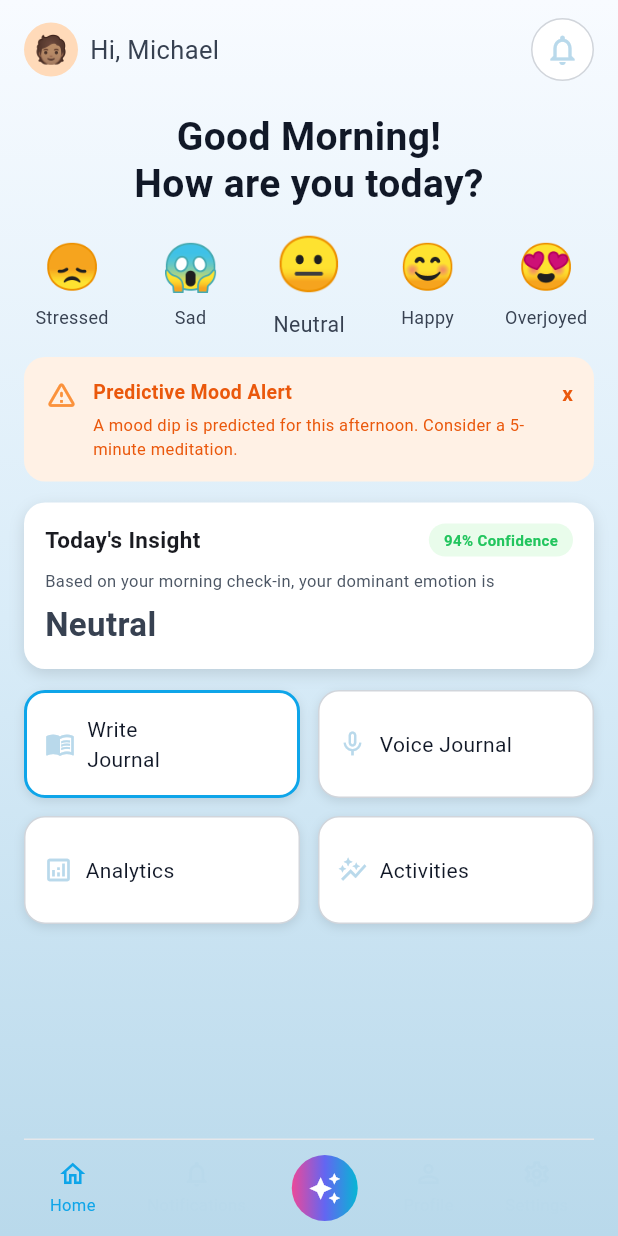
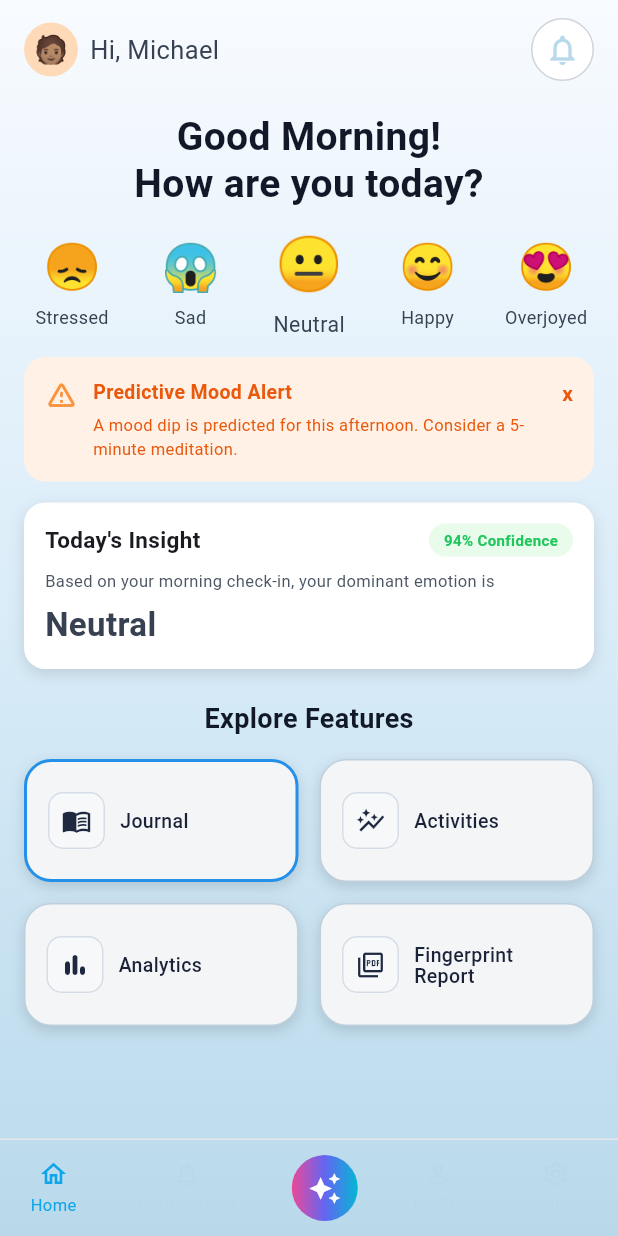
Before and after one commit to ghsenu/Mind-Print, a Flutter app: the HomeScreen screen opened by its route, on a phone screen of 412 x 824 dp. Run offline on Flutter 3.47's test engine with Material 3 defaults, Android fonts, the phone set to English and light mode, and no system bars; our stand-ins replace cloud_firestore, firebase_auth, firebase_core, flutter_dotenv, flutter_riverpod, google_sign_in and 1 more; accounts and stored records are empty.

```diff
--- a/lib/app/router.dart
+++ b/lib/app/router.dart
@@ -13,6 +13,7 @@ import 'package:mind_print/features/auth/screens/signup_screen.dart';
 import 'package:mind_print/features/auth/screens/splash_screen.dart';
 import 'package:mind_print/features/coping/screens/toolkit_screen.dart';
 import 'package:mind_print/features/home/screens/home_screen.dart';
+import 'package:mind_print/features/journal/screens/emotion_result_screen.dart';
 import 'package:mind_print/features/journal/screens/journal_tab.dart';
 import 'package:mind_print/features/notifications/screens/notification_screen.dart';
 import 'package:mind_print/features/reports/screens/export_screen.dart';
@@ -40,6 +41,7 @@ final Map<String, WidgetBuilder> appRoutes = <String, WidgetBuilder>{
   AppRoutes.home: (_) => const HomeScreen(),
   AppRoutes.notifications: (_) => const NotificationScreen(),
   AppRoutes.journal: (_) => const JournalTab(),
+  AppRoutes.emotionResult: (_) => const EmotionResultScreen(),
   AppRoutes.analytics: (_) => const AnalyticsTab(),
   AppRoutes.coping: (_) => const ToolkitScreen(),
   AppRoutes.reports: (_) => const ExportScreen(),
--- a/lib/features/auth/screens/congratulations_screen.dart
+++ b/lib/features/auth/screens/congratulations_screen.dart
@@ -57,7 +57,7 @@ class CongratulationsScreen extends StatelessWidget {
                     ),
                     const SizedBox(height: 18),
                     const Text(
-                      "We've sent you a verification email, please\ncheck your inbox and follow the instructions\nto verify your account.",
+                      "We've successfully verified your phone number\nand your account is now ready to use.",
                       textAlign: TextAlign.center,
                       style: TextStyle(
                         fontSize: 15,
@@ -87,7 +87,7 @@ class CongratulationsScreen extends StatelessWidget {
                         AppRoutes.biometricsPrivacy,
                       ),
                   child: const Text(
-                    'Sign in here',
+                    'Continue',
                     style: TextStyle(
                       fontSize: 16,
                       fontWeight: FontWeight.w700,
--- a/lib/features/home/screens/home_screen.dart
+++ b/lib/features/home/screens/home_screen.dart
@@ -62,7 +62,10 @@ class _HomeScreenState extends State<HomeScreen> {
               ],
             ),
           ),
-          child: Padding(
+          child: Column(
+            children: <Widget>[
+              Expanded(
+                child: SingleChildScrollView(
                   padding: const EdgeInsets.symmetric(horizontal: 16),
                   child: Column(
                     children: <Widget>[
@@ -273,15 +276,23 @@ class _HomeScreenState extends State<HomeScreen> {
                     ],
                   ),
                 ),
+                const SizedBox(height: 20),
+                const Text(
+                  'Explore Features',
+                  style: TextStyle(
+                    fontSize: 18,
+                    fontWeight: FontWeight.w700,
+                    color: Color(0xFF111827),
+                  ),
+                ),
                 const SizedBox(height: 14),
                 Row(
                   children: <Widget>[
                     Expanded(
-                      child: _actionCard(
-                        Icons.menu_book_outlined,
-                        'Write\nJournal',
-                        iconColor: softBlueIcon,
-                        selected: true,
+                      child: _CategoryCard(
+                        icon: Icons.menu_book_outlined,
+                        title: 'Journal',
+                        isSelected: true,
                         onTap: () {
                           Navigator.push(
                             context,
@@ -292,45 +303,47 @@ class _HomeScreenState extends State<HomeScreen> {
                         },
                       ),
                     ),
-                    const SizedBox(width: 12),
+                    const SizedBox(width: 14),
                     Expanded(
-                      child: _actionCard(
-                        Icons.mic_none,
-                        'Voice Journal',
-                        iconColor: softBlueIcon,
+                      child: _CategoryCard(
+                        icon: Icons.auto_graph_outlined,
+                        title: 'Activities',
                         onTap: () {
-                          Navigator.push(
-                            context,
-                            MaterialPageRoute(
-                              builder: (context) => const VoiceJournalScreen(),
-                            ),
-                          );
+                          Navigator.pushNamed(context, AppRoutes.coping);
                         },
                       ),
                     ),
                   ],
                 ),
-                const SizedBox(height: 12),
+                const SizedBox(height: 14),
                 Row(
                   children: <Widget>[
                     Expanded(
-                      child: _actionCard(
-                        Icons.analytics_outlined,
-                        'Analytics',
-                        iconColor: softBlueIcon,
+                      child: _CategoryCard(
+                        icon: Icons.bar_chart_rounded,
+                        title: 'Analytics',
+                        onTap: () {
+                          Navigator.pushNamed(context, AppRoutes.analytics);
+                        },
                       ),
                     ),
-                    const SizedBox(width: 12),
+                    const SizedBox(width: 14),
                     Expanded(
-                      child: _actionCard(
-                        Icons.auto_graph_outlined,
-                        'Activities',
-                        iconColor: softBlueIcon,
+                      child: _CategoryCard(
+                        icon: Icons.picture_as_pdf_outlined,
+                        title: 'Fingerprint\nReport',
+                        onTap: () {
+                          Navigator.pushNamed(context, AppRoutes.reports);
+                        },
                       ),
                     ),
                   ],
                 ),
-                const Spacer(),
+                const SizedBox(height: 32),
+                    ],
+                  ),
+                ),
+              ),
               Container(
                 padding: const EdgeInsets.symmetric(vertical: 10),
                 decoration: const BoxDecoration(
@@ -364,45 +377,76 @@ class _HomeScreenState extends State<HomeScreen> {
           ),
         ),
       ),
-      ),
     );
   }
+}
 
-  Widget _actionCard(
-    IconData icon,
-    String title, {
-    bool selected = false,
-    Color iconColor = const Color(0xFF111827),
-    VoidCallback? onTap,
-  }) {
+class _CategoryCard extends StatelessWidget {
+  const _CategoryCard({
+    required this.icon,
+    required this.title,
+    required this.onTap,
+    this.isSelected = false,
+  });
+
+  final IconData icon;
+  final String title;
+  final VoidCallback onTap;
+  final bool isSelected;
+
+  @override
+  Widget build(BuildContext context) {
     return InkWell(
       onTap: onTap,
-      borderRadius: BorderRadius.circular(14),
+      borderRadius: BorderRadius.circular(18),
       child: Container(
-        height: 72,
-        padding: const EdgeInsets.symmetric(horizontal: 12),
+        padding: const EdgeInsets.symmetric(horizontal: 14, vertical: 12),
+        height: 82,
         decoration: BoxDecoration(
-          color: Colors.white,
-          borderRadius: BorderRadius.circular(14),
+          color: const Color(0xFFF4F5F7),
+          borderRadius: BorderRadius.circular(18),
           border: Border.all(
-            color: selected ? const Color(0xFF0EA5E9) : const Color(0xFFD1D5DB),
-            width: selected ? 2 : 1,
+            color: isSelected ? const Color(0xFF2490E8) : const Color(0xFFBFD0DC),
+            width: isSelected ? 2 : 1,
           ),
-          boxShadow: const <BoxShadow>[
+          boxShadow: <BoxShadow>[
             BoxShadow(
-              color: Color(0x1A000000),
-              blurRadius: 5,
-              offset: Offset(0, 2),
+              color: const Color(0x22000000),
+              blurRadius: 7,
+              offset: const Offset(0, 3),
             ),
           ],
         ),
         child: Row(
           children: <Widget>[
-            Icon(icon, color: iconColor, size: 20),
-            const SizedBox(width: 8),
-            Text(
+            Container(
+              width: 38,
+              height: 38,
+              alignment: Alignment.center,
+              decoration: BoxDecoration(
+                color: const Color(0xFFF7F8FA),
+                borderRadius: BorderRadius.circular(10),
+                border: Border.all(color: const Color(0xFFD5DEE6)),
+              ),
+              child: Icon(
+                icon,
+                size: 20,
+                color: const Color(0xFF1E2940),
+              ),
+            ),
+            const SizedBox(width: 10),
+            Expanded(
+              child: Text(
                 title,
-              style: const TextStyle(fontSize: 14, color: Color(0xFF111827)),
+                maxLines: 2,
+                overflow: TextOverflow.ellipsis,
+                style: const TextStyle(
+                  height: 1.1,
+                  fontSize: 13,
+                  fontWeight: FontWeight.w500,
+                  color: Color(0xFF1A2238),
+                ),
+              ),
             ),
           ],
         ),
--- a/lib/features/journal/screens/voice_journal_screen.dart
+++ b/lib/features/journal/screens/voice_journal_screen.dart
@@ -1,4 +1,5 @@
 import 'package:flutter/material.dart';
+import 'package:mind_print/features/shared/constants/route_names.dart';
 
 class VoiceJournalScreen extends StatefulWidget {
   const VoiceJournalScreen({super.key});
@@ -220,8 +221,7 @@ class _VoiceJournalScreenState extends State<VoiceJournalScreen> {
                       height: 56,
                       child: ElevatedButton(
                         onPressed: () {
-                          // Handle save action
-                          Navigator.pop(context);
+                          Navigator.pushNamed(context, AppRoutes.emotionResult);
                         },
                         style: ElevatedButton.styleFrom(
                           backgroundColor: const Color(0xFFD3E3F1),
--- a/lib/features/shared/constants/route_names.dart
+++ b/lib/features/shared/constants/route_names.dart
@@ -13,6 +13,7 @@ class AppRoutes {
   static const String home = '/home';
   static const String notifications = '/notifications';
   static const String journal = '/journal';
+  static const String emotionResult = '/journal/emotion-result';
   static const String analytics = '/analytics';
   static const String coping = '/coping';
   static const String reports = '/reports';
```
Also changed, not shown: lib/features/auth/screens/biometrics_privacy_screen.dart (+3 -5 lines), lib/features/auth/screens/login_screen.dart (+16 -0 lines), lib/features/auth/screens/splash_screen.dart (+20 -0 lines), lib/features/auth/services/auth_service.dart (+17 -3 lines), lib/features/journal/screens/emotion_result_screen.dart (added, +401 -0 lines), lib/features/journal/screens/journal_tab.dart (+51 -2 lines). Lines whose indentation alone changed are shown as unchanged.
